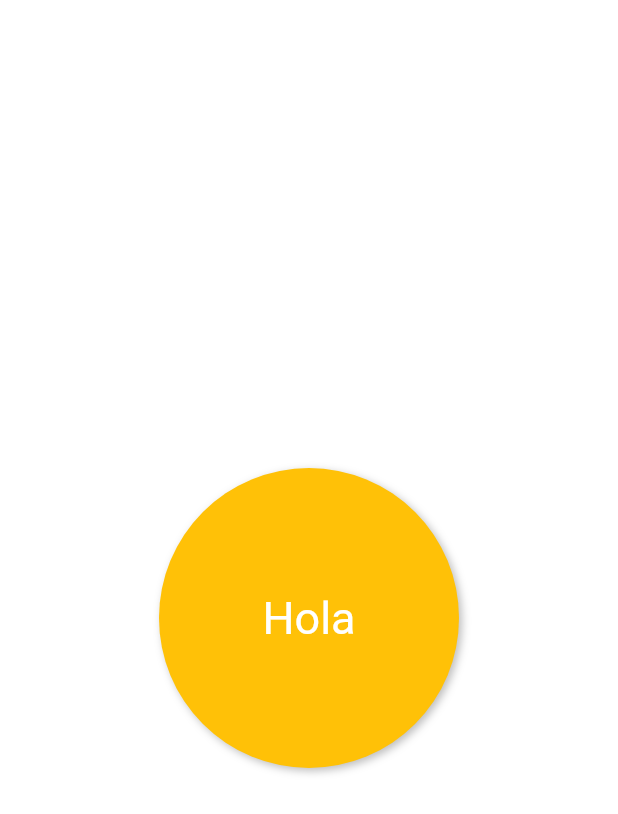
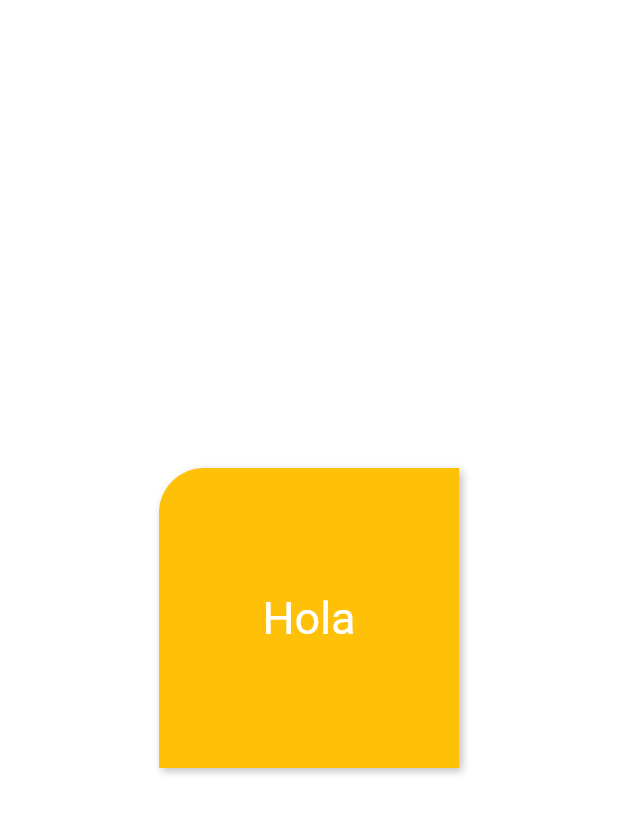
Before and after one commit to daironpf/aprendiendo-dart-y-flutter, a Flutter app: the screen it shows after launch, on a phone screen of 412 x 824 dp. Shown: the top 814 px of the screen. Run offline on Flutter 3.47's test engine with Material 3 defaults, Android fonts, the phone set to English and light mode, and no system bars.

Commit message:
con only tanto en padding como en radius especificamos donde queremos la modificacion

```diff
--- a/flutter_application_1/lib/pages/ContainerPage.dart
+++ b/flutter_application_1/lib/pages/ContainerPage.dart
@@ -15,7 +15,9 @@ class Containerpage extends StatelessWidget {
           alignment: Alignment.center, //alinea los widgets child
           decoration: const BoxDecoration(
             color: Colors.amber,
-            borderRadius: BorderRadius.all(Radius.circular(100.0)),
+            borderRadius: BorderRadius.only(
+              topLeft: Radius.circular(30.0),
+            ), // con only tanto en padding como en radius especificamos donde queremos la modificacion
             boxShadow: [
               BoxShadow(
                 color: Colors.black26,
```
